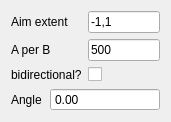
This is AimingScanConfigWidget.ui in djsperka/vortup as Qt 5 draws it before an edit. The edited form follows.
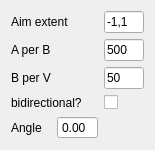
This is the edited form.

Commit message: GUIHelpers implemented for raster, aiming. Can switch between types, with plots changed also. Not tested for saving volumes. Line scan not done yet.

The edit to the form file:
```diff
--- a/AimingScanConfigWidget.ui
+++ b/AimingScanConfigWidget.ui
@@ -6,8 +6,8 @@
    <rect>
     <x>0</x>
     <y>0</y>
-    <width>171</width>
-    <height>116</height>
+    <width>153</width>
+    <height>135</height>
    </rect>
   </property>
   <property name="windowTitle">
@@ -40,7 +40,7 @@
      </property>
     </widget>
    </item>
-   <item row="1" column="0" colspan="2">
+   <item row="1" column="0">
     <widget class="QLabel" name="label_3">
      <property name="text">
       <string>A per B</string>
@@ -67,27 +67,53 @@
     </widget>
    </item>
    <item row="2" column="0" colspan="2">
+    <widget class="QLabel" name="label_4">
+     <property name="text">
+      <string>B per V</string>
+     </property>
+    </widget>
+   </item>
+   <item row="2" column="2">
+    <widget class="QLineEdit" name="leBperV">
+     <property name="minimumSize">
+      <size>
+       <width>40</width>
+       <height>0</height>
+      </size>
+     </property>
+     <property name="maximumSize">
+      <size>
+       <width>160</width>
+       <height>16777215</height>
+      </size>
+     </property>
+     <property name="text">
+      <string>50</string>
+     </property>
+    </widget>
+   </item>
+   <item row="3" column="0" colspan="2">
     <widget class="QLabel" name="label_2">
      <property name="text">
       <string>bidirectional?</string>
      </property>
     </widget>
    </item>
-   <item row="2" column="2">
+   <item row="3" column="2">
     <widget class="QCheckBox" name="cbBidirectional">
      <property name="text">
       <string/>
      </property>
     </widget>
    </item>
-   <item row="3" column="0">
+   <item row="4" column="0">
     <widget class="QLabel" name="label_6">
      <property name="text">
       <string>Angle</string>
      </property>
     </widget>
    </item>
-   <item row="3" column="1" colspan="2">
+   <item row="4" column="1">
     <widget class="QDoubleSpinBox" name="dsbAngle">
      <property name="buttonSymbols">
       <enum>QAbstractSpinBox::NoButtons</enum>
```
The commit also changes 9 other files.
